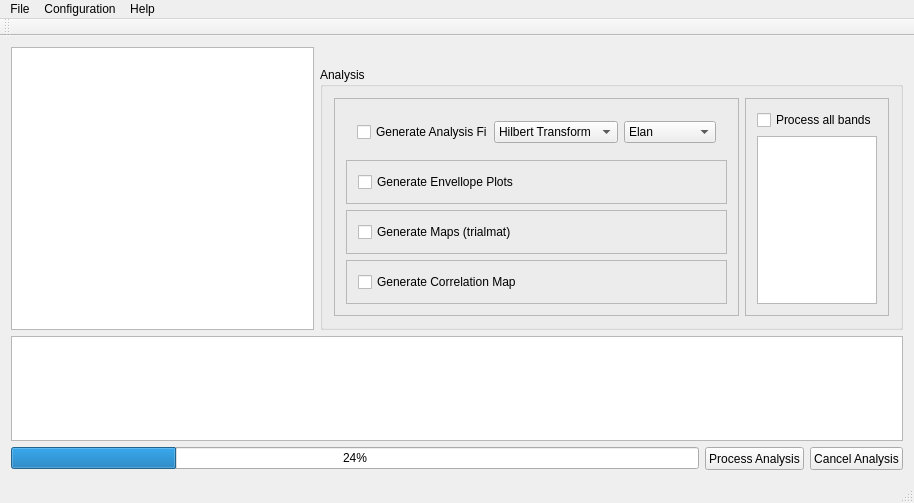
Qt form Localizer/localizer.ui (CRNL-Eduwell/Localizer) before a commit.
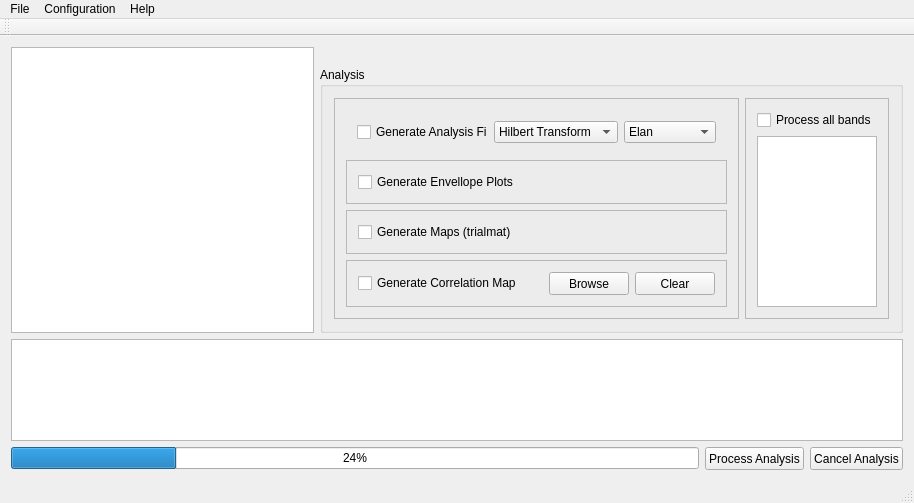
The same form after that commit. Icons and pictures are not drawn. Custom widgets are drawn as their Qt base class.

Commit message: Add ui elements and logic part to get pts path and pass it to the worker

The edit to the form file:
```diff
--- a/Localizer/localizer.ui
+++ b/Localizer/localizer.ui
@@ -202,6 +202,44 @@
                    </property>
                   </widget>
                  </item>
+                 <item>
+                  <widget class="QPushButton" name="BrowsePtsButton">
+                   <property name="minimumSize">
+                    <size>
+                     <width>80</width>
+                     <height>23</height>
+                    </size>
+                   </property>
+                   <property name="maximumSize">
+                    <size>
+                     <width>80</width>
+                     <height>23</height>
+                    </size>
+                   </property>
+                   <property name="text">
+                    <string>Browse</string>
+                   </property>
+                  </widget>
+                 </item>
+                 <item>
+                  <widget class="QPushButton" name="ClearPtsButton">
+                   <property name="minimumSize">
+                    <size>
+                     <width>80</width>
+                     <height>23</height>
+                    </size>
+                   </property>
+                   <property name="maximumSize">
+                    <size>
+                     <width>80</width>
+                     <height>23</height>
+                    </size>
+                   </property>
+                   <property name="text">
+                    <string>Clear</string>
+                   </property>
+                  </widget>
+                 </item>
                 </layout>
                </widget>
               </item>
```
The commit also changes 6 other files.
